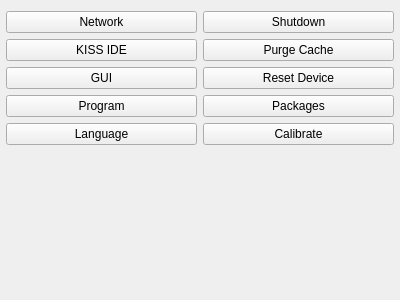
First picture: the form in ui/SettingsWidget.ui, repository kipr/botui, before the edit.
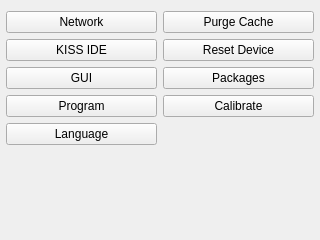
Second picture: the form after the edit. Icons and pictures are not drawn.

The edit to the form file:
```diff
--- a/ui/SettingsWidget.ui
+++ b/ui/SettingsWidget.ui
@@ -6,8 +6,8 @@
    <rect>
     <x>0</x>
     <y>0</y>
-    <width>400</width>
-    <height>300</height>
+    <width>320</width>
+    <height>240</height>
    </rect>
   </property>
   <property name="windowTitle">
@@ -99,17 +99,6 @@
      </item>
      <item>
       <layout class="QVBoxLayout" name="verticalLayout_2">
-       <item>
-        <widget class="QPushButton" name="pushButton_5">
-         <property name="text">
-          <string>Shutdown</string>
-         </property>
-         <property name="icon">
-          <iconset resource="../rc/icons.qrc">
-           <normaloff>:/icons/stop.png</normaloff>:/icons/stop.png</iconset>
-         </property>
-        </widget>
-       </item>
        <item>
         <widget class="QPushButton" name="pushButton_8">
          <property name="text">
```
